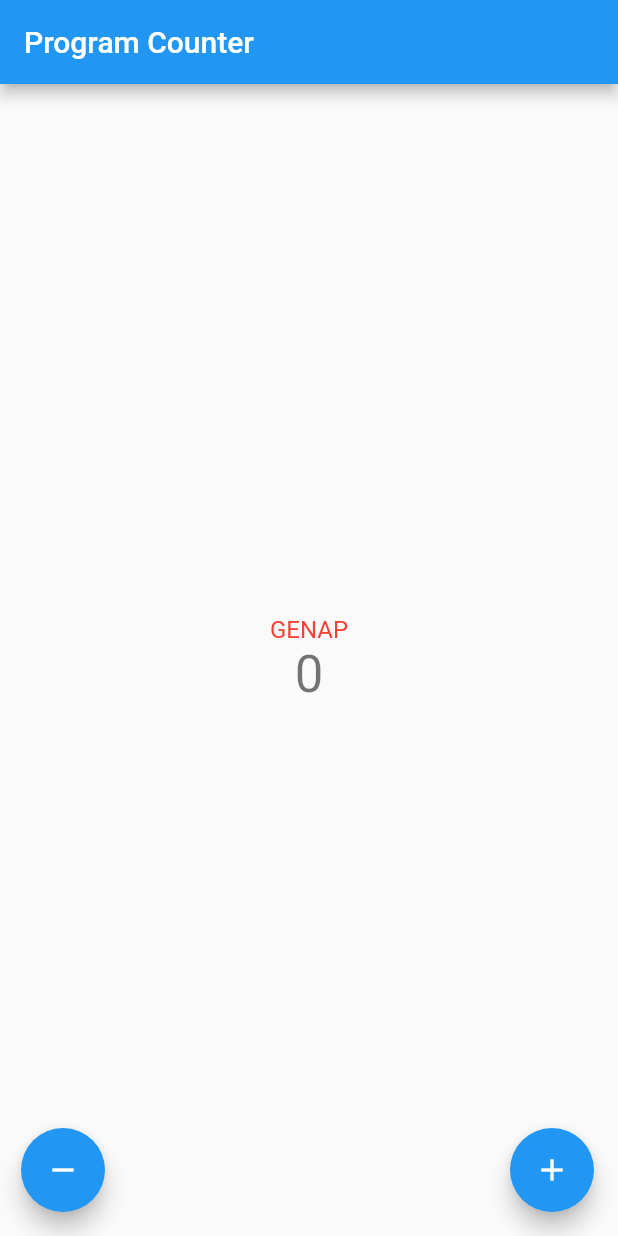
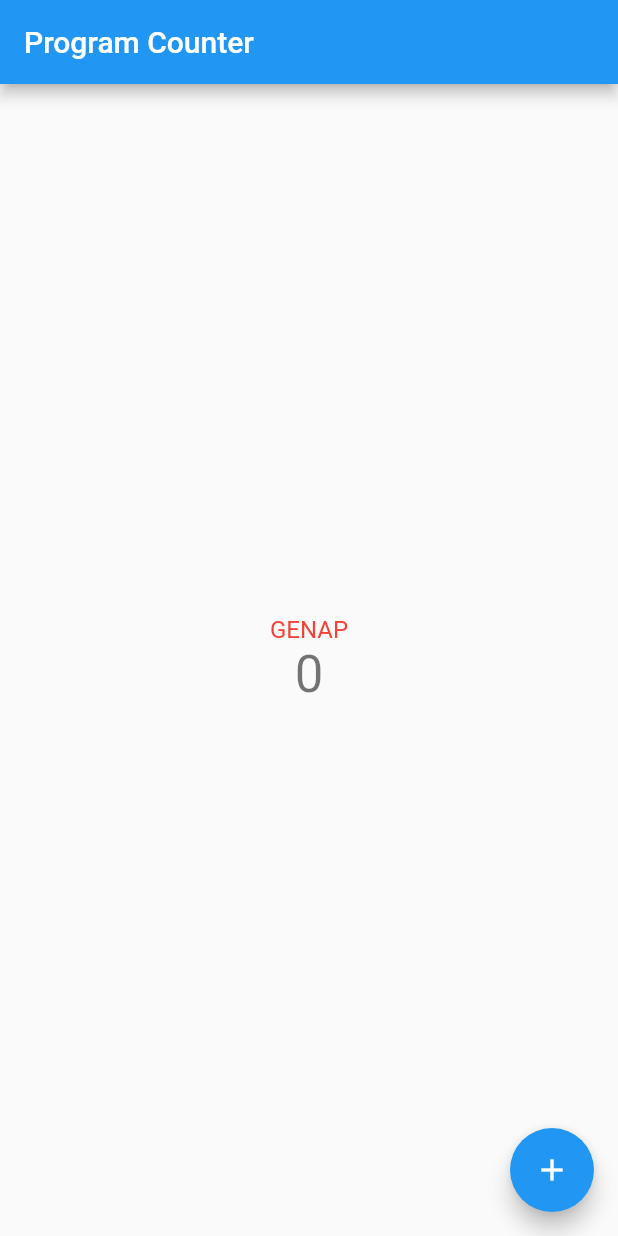
Before and after one commit to rezaty/pbp-flutter-lab, a Flutter app: the screen it shows after launch, on a phone screen of 412 x 824 dp. Run offline on Flutter 3.47's test engine with Material 2 defaults, Android fonts, the phone set to English and light mode, and no system bars.

Commit message:
Final tugas 7

```diff
--- a/lib/main.dart
+++ b/lib/main.dart
@@ -111,7 +111,7 @@ class _MyHomePageState extends State<MyHomePage> {
                   'GENAP',
                   style: TextStyle(color: Colors.red, fontSize: 16),
                 ),
-              if (_counter != 0)
+              if (_counter % 2 != 0)
                 const Text(
                   'GANJIL',
                   style: TextStyle(
@@ -133,12 +133,15 @@ class _MyHomePageState extends State<MyHomePage> {
             children: <Widget>[
               Align(
                 alignment: Alignment.bottomLeft,
-                child: FloatingActionButton(
-                  onPressed: (_counter != 0) ? _decrementCounter : null,
-                  tooltip: 'Decrement',
-                  backgroundColor: (_counter != 0) ? Colors.blue : Colors.blue,
-                  child: const Icon(Icons.remove),
-                ),
+                child: Visibility(
+                    visible: _counter == 0 ? false : true,
+                    child: FloatingActionButton(
+                      onPressed: (_counter != 0) ? _decrementCounter : null,
+                      tooltip: 'Decrement',
+                      backgroundColor:
+                          (_counter != 0) ? Colors.blue : Colors.blue,
+                      child: const Icon(Icons.remove),
+                    )),
               ),
               Align(
                 alignment: Alignment.bottomRight,
```
Also changed, not shown: 1 other file.
